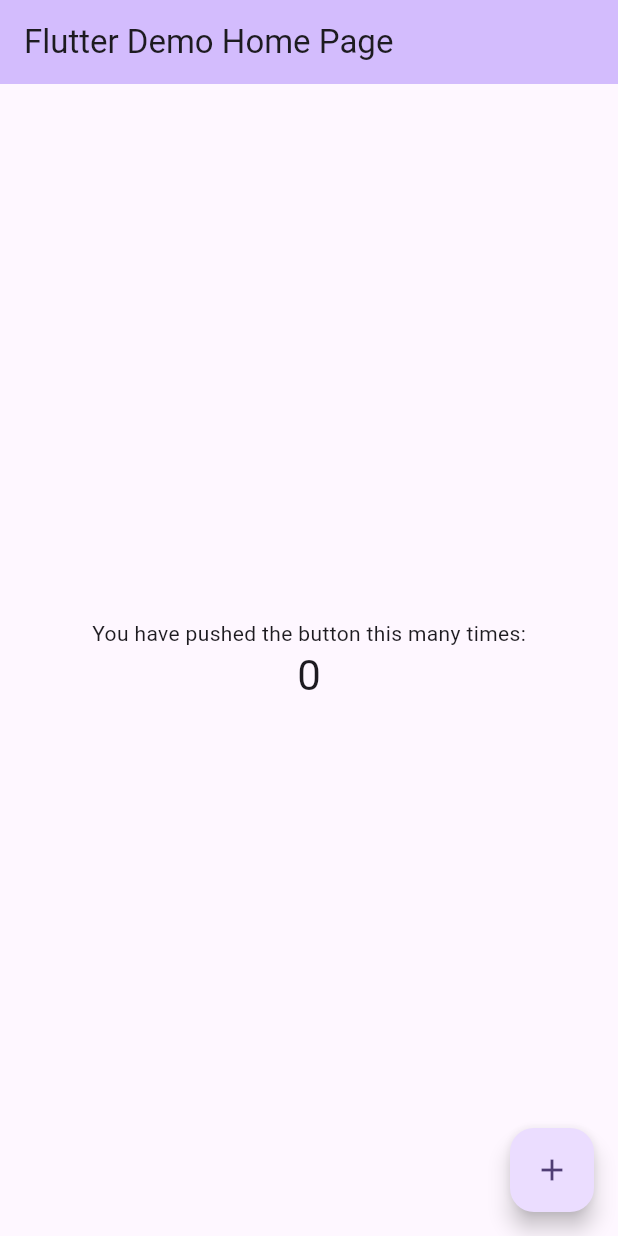
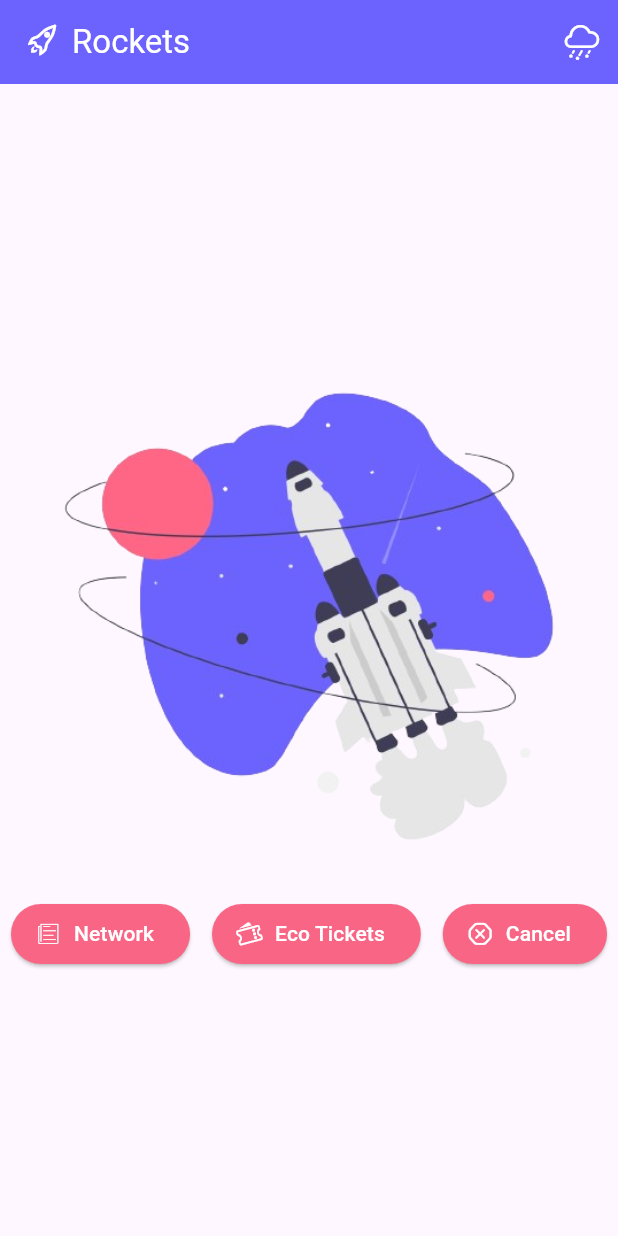
Before and after one commit to Atuoha/app_notification, a Flutter app: the screen it shows after launch, on a phone screen of 412 x 824 dp. Run offline on Flutter 3.47's test engine with Material 3 defaults, Android fonts, the phone set to English and light mode, and no system bars.

Commit message:
full app design

```diff
--- /dev/null
+++ b/lib/constants/colors.dart
@@ -0,0 +1,6 @@
+import 'dart:ui';
+
+class AppColor {
+  static const primaryColor = Color(0XFF6C63FF);
+  static const secondaryColor = Color(0XFFF96685);
+}
--- a/lib/main.dart
+++ b/lib/main.dart
@@ -1,3 +1,4 @@
+import 'package:app_notifications/pages/home_page.dart';
 import 'package:flutter/material.dart';
 
 void main() {
@@ -7,119 +8,15 @@
 class MyApp extends StatelessWidget {
   const MyApp({super.key});
 
-  // This widget is the root of your application.
   @override
   Widget build(BuildContext context) {
     return MaterialApp(
       title: 'Flutter Demo',
       theme: ThemeData(
-        // This is the theme of your application.
-        //
-        // TRY THIS: Try running your application with "flutter run". You'll see
-        // the application has a purple toolbar. Then, without quitting the app,
-        // try changing the seedColor in the colorScheme below to Colors.green
-        // and then invoke "hot reload" (save your changes or press the "hot
-        // reload" button in a Flutter-supported IDE, or press "r" if you used
-        // the command line to start the app).
-        //
-        // Notice that the counter didn't reset back to zero; the application
-        // state is not lost during the reload. To reset the state, use hot
-        // restart instead.
-        //
-        // This works for code too, not just values: Most code changes can be
-        // tested with just a hot reload.
         colorScheme: ColorScheme.fromSeed(seedColor: Colors.deepPurple),
         useMaterial3: true,
       ),
-      home: const MyHomePage(title: 'Flutter Demo Home Page'),
+      home: const HomePage(),
     );
   }
 }
-
-class MyHomePage extends StatefulWidget {
-  const MyHomePage({super.key, required this.title});
-
-  // This widget is the home page of your application. It is stateful, meaning
-  // that it has a State object (defined below) that contains fields that affect
-  // how it looks.
-
-  // This class is the configuration for the state. It holds the values (in this
-  // case the title) provided by the parent (in this case the App widget) and
-  // used by the build method of the State. Fields in a Widget subclass are
-  // always marked "final".
-
-  final String title;
-
-  @override
-  State<MyHomePage> createState() => _MyHomePageState();
-}
-
-class _MyHomePageState extends State<MyHomePage> {
-  int _counter = 0;
-
-  void _incrementCounter() {
-    setState(() {
-      // This call to setState tells the Flutter framework that something has
-      // changed in this State, which causes it to rerun the build method below
-      // so that the display can reflect the updated values. If we changed
-      // _counter without calling setState(), then the build method would not be
-      // called again, and so nothing would appear to happen.
-      _counter++;
-    });
-  }
-
-  @override
-  Widget build(BuildContext context) {
-    // This method is rerun every time setState is called, for instance as done
-    // by the _incrementCounter method above.
-    //
-    // The Flutter framework has been optimized to make rerunning build methods
-    // fast, so that you can just rebuild anything that needs updating rather
-    // than having to individually change instances of widgets.
-    return Scaffold(
-      appBar: AppBar(
-        // TRY THIS: Try changing the color here to a specific color (to
-        // Colors.amber, perhaps?) and trigger a hot reload to see the AppBar
-        // change color while the other colors stay the same.
-        backgroundColor: Theme.of(context).colorScheme.inversePrimary,
-        // Here we take the value from the MyHomePage object that was created by
-        // the App.build method, and use it to set our appbar title.
-        title: Text(widget.title),
-      ),
-      body: Center(
-        // Center is a layout widget. It takes a single child and positions it
-        // in the middle of the parent.
-        child: Column(
-          // Column is also a layout widget. It takes a list of children and
-          // arranges them vertically. By default, it sizes itself to fit its
-          // children horizontally, and tries to be as tall as its parent.
-          //
-          // Column has various properties to control how it sizes itself and
-          // how it positions its children. Here we use mainAxisAlignment to
-          // center the children vertically; the main axis here is the vertical
-          // axis because Columns are vertical (the cross axis would be
-          // horizontal).
-          //
-          // TRY THIS: Invoke "debug painting" (choose the "Toggle Debug Paint"
-          // action in the IDE, or press "p" in the console), to see the
-          // wireframe for each widget.
-          mainAxisAlignment: MainAxisAlignment.center,
-          children: <Widget>[
-            const Text(
-              'You have pushed the button this many times:',
-            ),
-            Text(
-              '$_counter',
-              style: Theme.of(context).textTheme.headlineMedium,
-            ),
-          ],
-        ),
-      ),
-      floatingActionButton: FloatingActionButton(
-        onPressed: _incrementCounter,
-        tooltip: 'Increment',
-        child: const Icon(Icons.add),
-      ), // This trailing comma makes auto-formatting nicer for build methods.
-    );
-  }
-}
--- /dev/null
+++ b/lib/pages/home_page.dart
@@ -0,0 +1,118 @@
+import 'package:flutter/cupertino.dart';
+import 'package:flutter/material.dart';
+
+import '../constants/colors.dart';
+
+class HomePage extends StatefulWidget {
+  const HomePage({super.key});
+
+  @override
+  State<HomePage> createState() => _HomePageState();
+}
+
+class _HomePageState extends State<HomePage> {
+  void triggerNetworkNotification() {
+    // Todo
+  }
+
+  void triggerCancelNotification() {
+    // Todo
+  }
+
+  void triggerEcoNotification() {
+    // Todo
+  }
+
+  @override
+  Widget build(BuildContext context) {
+    return Scaffold(
+      appBar: AppBar(
+        backgroundColor: AppColor.primaryColor,
+        title: const Wrap(
+          spacing: 8,
+          children: [
+            Icon(
+              CupertinoIcons.rocket,
+              color: Colors.white,
+            ),
+            Text(
+              'Rockets',
+              style: TextStyle(
+                color: Colors.white,
+              ),
+            ),
+          ],
+        ),
+        actions: [
+          IconButton(
+            onPressed: () => null,
+            icon: const Icon(
+              CupertinoIcons.cloud_hail,
+              color: Colors.white,
+            ),
+          )
+        ],
+      ),
+      body: Column(
+        mainAxisAlignment: MainAxisAlignment.center,
+        children: [
+          Image.asset('assets/imgs/rocket.png'),
+          const SizedBox(height: 10),
+          Row(
+            mainAxisAlignment: MainAxisAlignment.spaceAround,
+            children: [
+              ElevatedButton.icon(
+                style: ElevatedButton.styleFrom(
+                  backgroundColor: AppColor.secondaryColor,
+                ),
+                onPressed: () => triggerNetworkNotification(),
+                icon: const Icon(
+                  CupertinoIcons.news,
+                  color: Colors.white,
+                ),
+                label: const Text(
+                  'Network',
+                  style: TextStyle(
+                    color: Colors.white,
+                  ),
+                ),
+              ),
+              ElevatedButton.icon(
+                style: ElevatedButton.styleFrom(
+                  backgroundColor: AppColor.secondaryColor,
+                ),
+                onPressed: () => triggerEcoNotification(),
+                icon: const Icon(
+                  CupertinoIcons.tickets,
+                  color: Colors.white,
+                ),
+                label: const Text(
+                  'Eco Tickets',
+                  style: TextStyle(
+                    color: Colors.white,
+                  ),
+                ),
+              ),
+              ElevatedButton.icon(
+                style: ElevatedButton.styleFrom(
+                  backgroundColor: AppColor.secondaryColor,
+                ),
+                onPressed: () => triggerCancelNotification(),
+                icon: const Icon(
+                  CupertinoIcons.xmark_octagon,
+                  color: Colors.white,
+                ),
+                label: const Text(
+                  'Cancel',
+                  style: TextStyle(
+                    color: Colors.white,
+                  ),
+                ),
+              ),
+            ],
+          )
+        ],
+      ),
+    );
+  }
+}
--- a/pubspec.yaml
+++ b/pubspec.yaml
@@ -59,8 +59,8 @@ flutter:
   uses-material-design: true
 
   # To add assets to your application, add an assets section, like this:
-  # assets:
-  #   - images/a_dot_burr.jpeg
+  assets:
+    - assets/imgs/
   #   - images/a_dot_ham.jpeg
 
   # An image asset can refer to one or more resolution-specific "variants", see
```
Also changed, not shown: assets/imgs/cancel.png (added), assets/imgs/eco.png (added), assets/imgs/network.png (added), assets/imgs/rocket.png (added).
